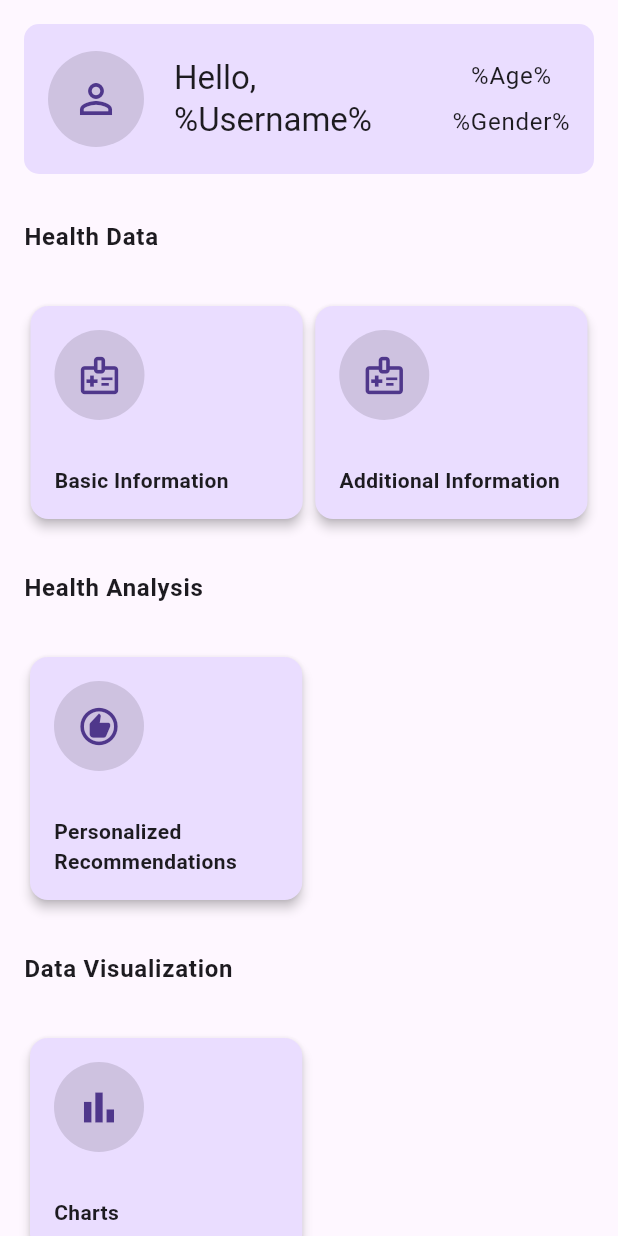
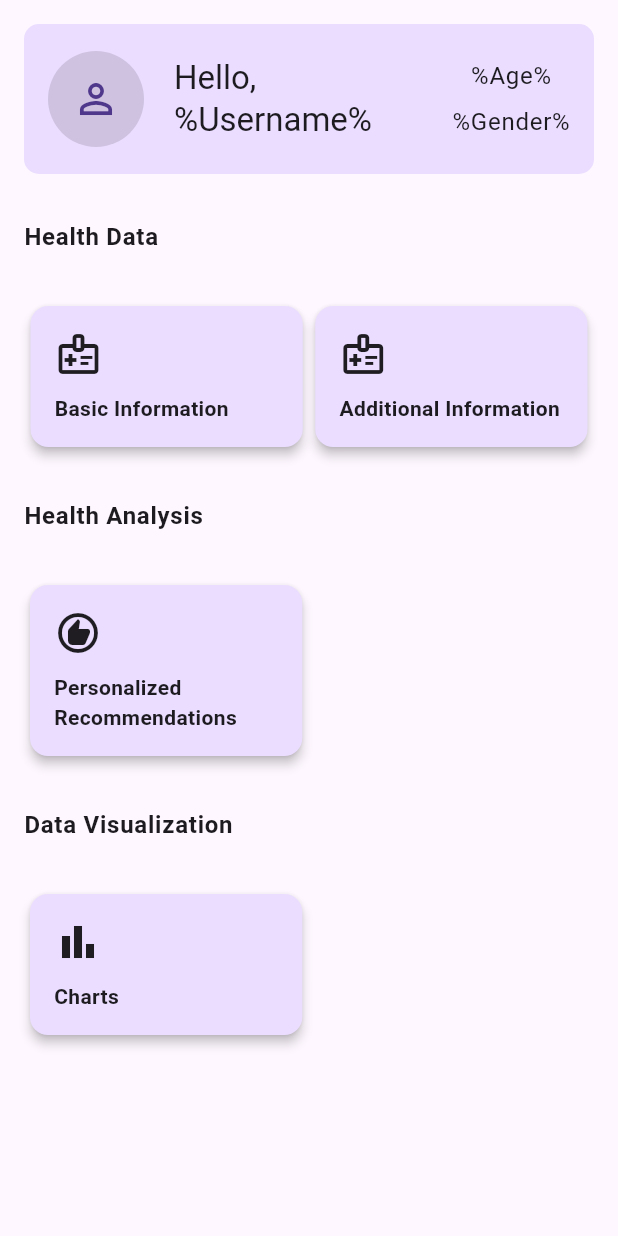
Before and after one commit to tahawaheed9/wellness_wise, a Flutter app: the HomeScreen screen opened by its route, on a phone screen of 412 x 824 dp. Run offline on Flutter 3.47's test engine with Material 3 defaults, Android fonts, the phone set to English and light mode, and no system bars; our stand-ins replace firebase_core; accounts and stored records are empty.

Commit message:
Made some improvements

```diff
--- a/lib/screens/home/components/custom_card.dart
+++ b/lib/screens/home/components/custom_card.dart
@@ -28,15 +28,11 @@ class CustomCard extends StatelessWidget {
               mainAxisAlignment: MainAxisAlignment.spaceEvenly,
               crossAxisAlignment: CrossAxisAlignment.start,
               children: <Widget>[
-                CircleAvatar(
-                  maxRadius: 30,
-                  backgroundColor: Colors.black12,
-                  child: Icon(
-                    icon,
-                    size: 30,
-                  ),
+                Icon(
+                  icon,
+                  size: 32,
                 ),
-                const SizedBox(height: 30.0),
+                const SizedBox(height: 10.0),
                 Text(
                   cardTitle,
                   textAlign: TextAlign.start,
--- a/lib/screens/welcome/welcome_screen.dart
+++ b/lib/screens/welcome/welcome_screen.dart
@@ -28,8 +28,7 @@ class WelcomeScreen extends StatelessWidget {
             PrimaryButton(
               text: 'Log in',
               onPressed: () {
-                //pushLoginScreen(context);
-                pushHomeScreen(context);
+                pushLoginScreen(context);
               },
             ),
             const SizedBox(height: 16.0),
```
Also changed, not shown: lib/constants/routes.dart (+25 -0 lines), lib/main.dart (+7 -29 lines), lib/screens/login/components/login_form.dart (+13 -9 lines), lib/screens/register/components/register_form.dart (+22 -18 lines), pubspec.lock.
